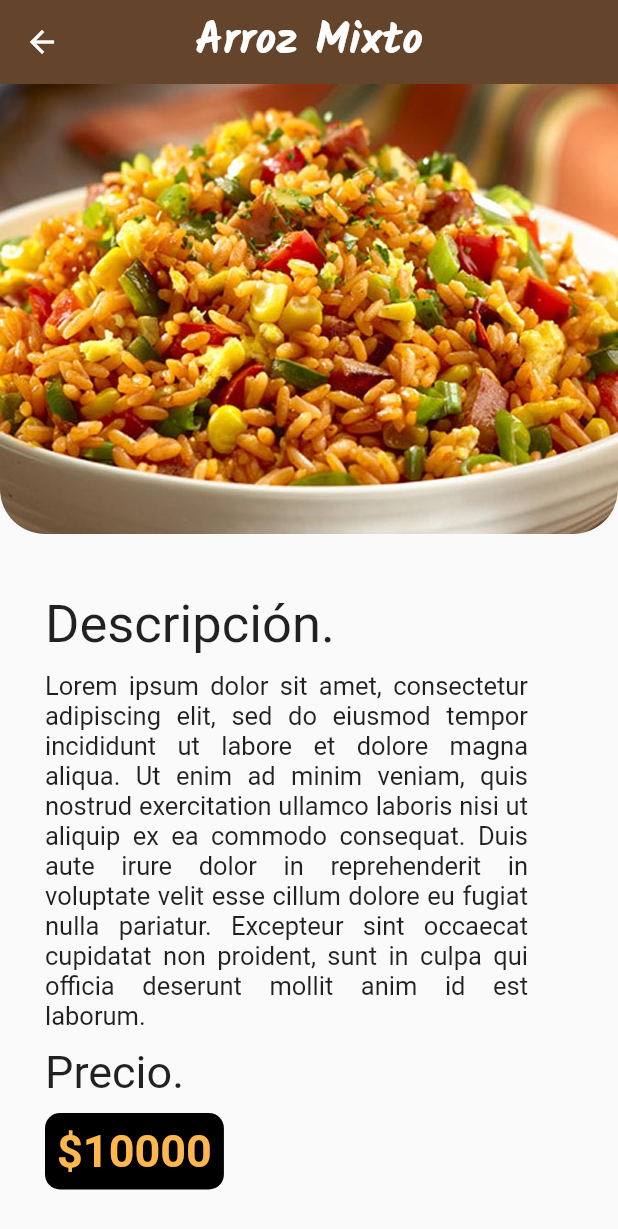
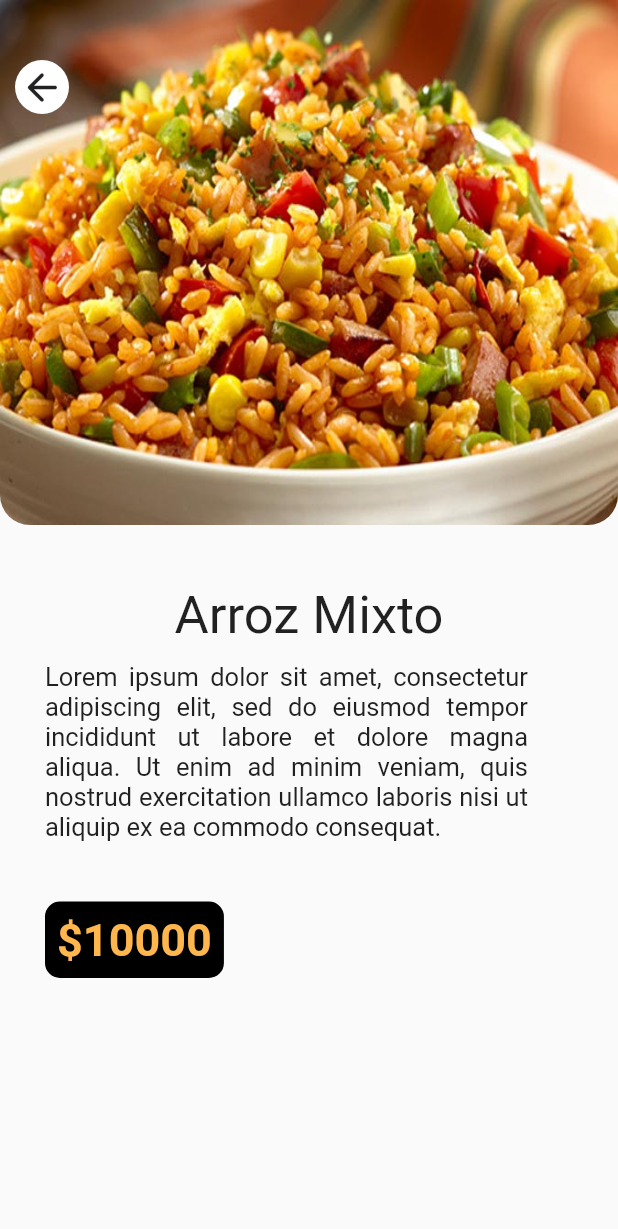
Before and after one commit to DiegoB276/menu---restaurant, a Flutter app: the DetailsPage screen opened directly with sample values from the repository, on a phone screen of 412 x 824 dp. Shown: the top 1229 px of the screen. Run offline on Flutter 3.47's test engine with Material 2 defaults, Android fonts, the phone set to English and light mode, and no system bars; our stand-ins replace google_fonts; Roboto replaces fonts that are missing (Rowdies).

Commit message:
mejoras de diseño

```diff
--- a/lib/models/food.dart
+++ b/lib/models/food.dart
@@ -14,31 +14,31 @@ List<Food> listFood = [
   Food(
       foodName: "Arroz Mixto",
       description:
-          "Lorem ipsum dolor sit amet, consectetur adipiscing elit, sed do eiusmod tempor incididunt ut labore et dolore magna aliqua. Ut enim ad minim veniam, quis nostrud exercitation ullamco laboris nisi ut aliquip ex ea commodo consequat. Duis aute irure dolor in reprehenderit in voluptate velit esse cillum dolore eu fugiat nulla pariatur. Excepteur sint occaecat cupidatat non proident, sunt in culpa qui officia deserunt mollit anim id est laborum.",
+          "Lorem ipsum dolor sit amet, consectetur adipiscing elit, sed do eiusmod tempor incididunt ut labore et dolore magna aliqua. Ut enim ad minim veniam, quis nostrud exercitation ullamco laboris nisi ut aliquip ex ea commodo consequat. ",
       price: 10000,
       pathImage: "asset/plato/arroz_mixto.jpg"),
   Food(
       foodName: "Spaguetti",
       description:
-          "Lorem ipsum dolor sit amet, consectetur adipiscing elit, sed do eiusmod tempor incididunt ut labore et dolore magna aliqua. Ut enim ad minim veniam, quis nostrud exercitation ullamco laboris nisi ut aliquip ex ea commodo consequat. Duis aute irure dolor in reprehenderit in voluptate velit esse cillum dolore eu fugiat nulla pariatur. Excepteur sint occaecat cupidatat non proident, sunt in culpa qui officia deserunt mollit anim id est laborum.",
+          "Lorem ipsum dolor sit amet, consectetur adipiscing elit, sed do eiusmod tempor incididunt ut labore et dolore magna aliqua. Ut enim ad minim veniam, quis nostrud exercitation ullamco laboris nisi ut aliquip ex ea commodo consequat. ",
       price: 15000,
       pathImage: "asset/plato/pasta.jpg"),
   Food(
       foodName: "Bandeja Paisa",
       description:
-          "Lorem ipsum dolor sit amet, consectetur adipiscing elit, sed do eiusmod tempor incididunt ut labore et dolore magna aliqua. Ut enim ad minim veniam, quis nostrud exercitation ullamco laboris nisi ut aliquip ex ea commodo consequat. Duis aute irure dolor in reprehenderit in voluptate velit esse cillum dolore eu fugiat nulla pariatur. Excepteur sint occaecat cupidatat non proident, sunt in culpa qui officia deserunt mollit anim id est laborum.",
+          "Lorem ipsum dolor sit amet, consectetur adipiscing elit, sed do eiusmod tempor incididunt ut labore et dolore magna aliqua. Ut enim ad minim veniam, quis nostrud exercitation ullamco laboris nisi ut aliquip ex ea commodo consequat. ",
       price: 25000,
       pathImage: "asset/plato/bandeja.jpg"),
   Food(
       foodName: "Carne Bistec",
       description:
-          "Lorem ipsum dolor sit amet, consectetur adipiscing elit, sed do eiusmod tempor incididunt ut labore et dolore magna aliqua. Ut enim ad minim veniam, quis nostrud exercitation ullamco laboris nisi ut aliquip ex ea commodo consequat. Duis aute irure dolor in reprehenderit in voluptate velit esse cillum dolore eu fugiat nulla pariatur. Excepteur sint occaecat cupidatat non proident, sunt in culpa qui officia deserunt mollit anim id est laborum.",
+          "Lorem ipsum dolor sit amet, consectetur adipiscing elit, sed do eiusmod tempor incididunt ut labore et dolore magna aliqua. Ut enim ad minim veniam, quis nostrud exercitation ullamco laboris nisi ut aliquip ex ea commodo consequat. ",
       price: 10000,
       pathImage: "asset/plato/bistec.jpg"),
   Food(
       foodName: "Pechuga Marinada",
       description:
-          "Lorem ipsum dolor sit amet, consectetur adipiscing elit, sed do eiusmod tempor incididunt ut labore et dolore magna aliqua. Ut enim ad minim veniam, quis nostrud exercitation ullamco laboris nisi ut aliquip ex ea commodo consequat. Duis aute irure dolor in reprehenderit in voluptate velit esse cillum dolore eu fugiat nulla pariatur. Excepteur sint occaecat cupidatat non proident, sunt in culpa qui officia deserunt mollit anim id est laborum.",
+          "Lorem ipsum dolor sit amet, consectetur adipiscing elit, sed do eiusmod tempor incididunt ut labore et dolore magna aliqua. Ut enim ad minim veniam, quis nostrud exercitation ullamco laboris nisi ut aliquip ex ea commodo consequat. ",
       price: 10000,
       pathImage: "asset/plato/tradicional.jpg"),
 ];
@@ -47,31 +47,31 @@ List<Food> listColdDrinks = [
   Food(
       foodName: "Malteada de Chocolate",
       description:
-          "Lorem ipsum dolor sit amet, consectetur adipiscing elit, sed do eiusmod tempor incididunt ut labore et dolore magna aliqua. Ut enim ad minim veniam, quis nostrud exercitation ullamco laboris nisi ut aliquip ex ea commodo consequat. Duis aute irure dolor in reprehenderit in voluptate velit esse cillum dolore eu fugiat nulla pariatur. Excepteur sint occaecat cupidatat non proident, sunt in culpa qui officia deserunt mollit anim id est laborum.",
+          "Lorem ipsum dolor sit amet, consectetur adipiscing elit, sed do eiusmod tempor incididunt ut labore et dolore magna aliqua. Ut enim ad minim veniam, quis nostrud exercitation ullamco laboris nisi ut aliquip ex ea commodo consequat. ",
       price: 4000,
       pathImage: "asset/cold_drinks/malteada_choco.jpg"),
   Food(
       foodName: "Malteada de Fresa",
       description:
-          "Lorem ipsum dolor sit amet, consectetur adipiscing elit, sed do eiusmod tempor incididunt ut labore et dolore magna aliqua. Ut enim ad minim veniam, quis nostrud exercitation ullamco laboris nisi ut aliquip ex ea commodo consequat. Duis aute irure dolor in reprehenderit in voluptate velit esse cillum dolore eu fugiat nulla pariatur. Excepteur sint occaecat cupidatat non proident, sunt in culpa qui officia deserunt mollit anim id est laborum.",
+          "Lorem ipsum dolor sit amet, consectetur adipiscing elit, sed do eiusmod tempor incididunt ut labore et dolore magna aliqua. Ut enim ad minim veniam, quis nostrud exercitation ullamco laboris nisi ut aliquip ex ea commodo consequat. ",
       price: 4000,
       pathImage: "asset/cold_drinks/malteada_fresa.jpg"),
   Food(
       foodName: "Jugo de Guanabana",
       description:
-          "Lorem ipsum dolor sit amet, consectetur adipiscing elit, sed do eiusmod tempor incididunt ut labore et dolore magna aliqua. Ut enim ad minim veniam, quis nostrud exercitation ullamco laboris nisi ut aliquip ex ea commodo consequat. Duis aute irure dolor in reprehenderit in voluptate velit esse cillum dolore eu fugiat nulla pariatur. Excepteur sint occaecat cupidatat non proident, sunt in culpa qui officia deserunt mollit anim id est laborum.",
+          "Lorem ipsum dolor sit amet, consectetur adipiscing elit, sed do eiusmod tempor incididunt ut labore et dolore magna aliqua. Ut enim ad minim veniam, quis nostrud exercitation ullamco laboris nisi ut aliquip ex ea commodo consequat. ",
       price: 2500,
       pathImage: "asset/cold_drinks/guanabana.jpg"),
   Food(
       foodName: "Gaseosa 500ml",
       description:
-          "Lorem ipsum dolor sit amet, consectetur adipiscing elit, sed do eiusmod tempor incididunt ut labore et dolore magna aliqua. Ut enim ad minim veniam, quis nostrud exercitation ullamco laboris nisi ut aliquip ex ea commodo consequat. Duis aute irure dolor in reprehenderit in voluptate velit esse cillum dolore eu fugiat nulla pariatur. Excepteur sint occaecat cupidatat non proident, sunt in culpa qui officia deserunt mollit anim id est laborum.",
+          "Lorem ipsum dolor sit amet, consectetur adipiscing elit, sed do eiusmod tempor incididunt ut labore et dolore magna aliqua. Ut enim ad minim veniam, quis nostrud exercitation ullamco laboris nisi ut aliquip ex ea commodo consequat. ",
       price: 1500,
       pathImage: "asset/cold_drinks/gaseosa.jpg"),
   Food(
       foodName: "Copa de Champaña",
       description:
-          "Lorem ipsum dolor sit amet, consectetur adipiscing elit, sed do eiusmod tempor incididunt ut labore et dolore magna aliqua. Ut enim ad minim veniam, quis nostrud exercitation ullamco laboris nisi ut aliquip ex ea commodo consequat. Duis aute irure dolor in reprehenderit in voluptate velit esse cillum dolore eu fugiat nulla pariatur. Excepteur sint occaecat cupidatat non proident, sunt in culpa qui officia deserunt mollit anim id est laborum.",
+          "Lorem ipsum dolor sit amet, consectetur adipiscing elit, sed do eiusmod tempor incididunt ut labore et dolore magna aliqua. Ut enim ad minim veniam, quis nostrud exercitation ullamco laboris nisi ut aliquip ex ea commodo consequat. ",
       price: 5000,
       pathImage: "asset/cold_drinks/champ.jpg"),
 ];
@@ -80,31 +80,31 @@ List<Food> listHotDrinks = [
   Food(
       foodName: "Capuccino",
       description:
-          "Lorem ipsum dolor sit amet, consectetur adipiscing elit, sed do eiusmod tempor incididunt ut labore et dolore magna aliqua. Ut enim ad minim veniam, quis nostrud exercitation ullamco laboris nisi ut aliquip ex ea commodo consequat. Duis aute irure dolor in reprehenderit in voluptate velit esse cillum dolore eu fugiat nulla pariatur. Excepteur sint occaecat cupidatat non proident, sunt in culpa qui officia deserunt mollit anim id est laborum.",
+          "Lorem ipsum dolor sit amet, consectetur adipiscing elit, sed do eiusmod tempor incididunt ut labore et dolore magna aliqua. Ut enim ad minim veniam, quis nostrud exercitation ullamco laboris nisi ut aliquip ex ea commodo consequat. ",
       price: 4000,
       pathImage: "asset/hot_drinks/capuccino.jpg"),
   Food(
       foodName: "Latte",
       description:
-          "Lorem ipsum dolor sit amet, consectetur adipiscing elit, sed do eiusmod tempor incididunt ut labore et dolore magna aliqua. Ut enim ad minim veniam, quis nostrud exercitation ullamco laboris nisi ut aliquip ex ea commodo consequat. Duis aute irure dolor in reprehenderit in voluptate velit esse cillum dolore eu fugiat nulla pariatur. Excepteur sint occaecat cupidatat non proident, sunt in culpa qui officia deserunt mollit anim id est laborum.",
+          "Lorem ipsum dolor sit amet, consectetur adipiscing elit, sed do eiusmod tempor incididunt ut labore et dolore magna aliqua. Ut enim ad minim veniam, quis nostrud exercitation ullamco laboris nisi ut aliquip ex ea commodo consequat. ",
       price: 4000,
       pathImage: "asset/hot_drinks/latte.jpg"),
   Food(
       foodName: "Té Verde Matcha",
       description:
-          "Lorem ipsum dolor sit amet, consectetur adipiscing elit, sed do eiusmod tempor incididunt ut labore et dolore magna aliqua. Ut enim ad minim veniam, quis nostrud exercitation ullamco laboris nisi ut aliquip ex ea commodo consequat. Duis aute irure dolor in reprehenderit in voluptate velit esse cillum dolore eu fugiat nulla pariatur. Excepteur sint occaecat cupidatat non proident, sunt in culpa qui officia deserunt mollit anim id est laborum.",
+          "Lorem ipsum dolor sit amet, consectetur adipiscing elit, sed do eiusmod tempor incididunt ut labore et dolore magna aliqua. Ut enim ad minim veniam, quis nostrud exercitation ullamco laboris nisi ut aliquip ex ea commodo consequat. ",
       price: 2500,
       pathImage: "asset/hot_drinks/te_verde.jpg"),
   Food(
       foodName: "Té de Manzanilla",
       description:
-          "Lorem ipsum dolor sit amet, consectetur adipiscing elit, sed do eiusmod tempor incididunt ut labore et dolore magna aliqua. Ut enim ad minim veniam, quis nostrud exercitation ullamco laboris nisi ut aliquip ex ea commodo consequat. Duis aute irure dolor in reprehenderit in voluptate velit esse cillum dolore eu fugiat nulla pariatur. Excepteur sint occaecat cupidatat non proident, sunt in culpa qui officia deserunt mollit anim id est laborum.",
+          "Lorem ipsum dolor sit amet, consectetur adipiscing elit, sed do eiusmod tempor incididunt ut labore et dolore magna aliqua. Ut enim ad minim veniam, quis nostrud exercitation ullamco laboris nisi ut aliquip ex ea commodo consequat. ",
       price: 2500,
       pathImage: "asset/hot_drinks/te_manzanilla.jpg"),
   Food(
       foodName: "Chocolate con Malvaviscos",
       description:
-          "Lorem ipsum dolor sit amet, consectetur adipiscing elit, sed do eiusmod tempor incididunt ut labore et dolore magna aliqua. Ut enim ad minim veniam, quis nostrud exercitation ullamco laboris nisi ut aliquip ex ea commodo consequat. Duis aute irure dolor in reprehenderit in voluptate velit esse cillum dolore eu fugiat nulla pariatur. Excepteur sint occaecat cupidatat non proident, sunt in culpa qui officia deserunt mollit anim id est laborum.",
+          "Lorem ipsum dolor sit amet, consectetur adipiscing elit, sed do eiusmod tempor incididunt ut labore et dolore magna aliqua. Ut enim ad minim veniam, quis nostrud exercitation ullamco laboris nisi ut aliquip ex ea commodo consequat. ",
       price: 2500,
       pathImage: "asset/hot_drinks/chocolate_malva.jpg"),
 ];
@@ -113,31 +113,31 @@ List<Food> listCakes = [
   Food(
       foodName: "Beso Apasionado",
       description:
-          "Lorem ipsum dolor sit amet, consectetur adipiscing elit, sed do eiusmod tempor incididunt ut labore et dolore magna aliqua. Ut enim ad minim veniam, quis nostrud exercitation ullamco laboris nisi ut aliquip ex ea commodo consequat. Duis aute irure dolor in reprehenderit in voluptate velit esse cillum dolore eu fugiat nulla pariatur. Excepteur sint occaecat cupidatat non proident, sunt in culpa qui officia deserunt mollit anim id est laborum.",
+          "Lorem ipsum dolor sit amet, consectetur adipiscing elit, sed do eiusmod tempor incididunt ut labore et dolore magna aliqua. Ut enim ad minim veniam, quis nostrud exercitation ullamco laboris nisi ut aliquip ex ea commodo consequat. ",
       price: 5000,
       pathImage: "asset/cake/beso_apasionado.jpg"),
   Food(
       foodName: "Postre Francés",
       description:
-          "Lorem ipsum dolor sit amet, consectetur adipiscing elit, sed do eiusmod tempor incididunt ut labore et dolore magna aliqua. Ut enim ad minim veniam, quis nostrud exercitation ullamco laboris nisi ut aliquip ex ea commodo consequat. Duis aute irure dolor in reprehenderit in voluptate velit esse cillum dolore eu fugiat nulla pariatur. Excepteur sint occaecat cupidatat non proident, sunt in culpa qui officia deserunt mollit anim id est laborum.",
+          "Lorem ipsum dolor sit amet, consectetur adipiscing elit, sed do eiusmod tempor incididunt ut labore et dolore magna aliqua. Ut enim ad minim veniam, quis nostrud exercitation ullamco laboris nisi ut aliquip ex ea commodo consequat. ",
       price: 7000,
       pathImage: "asset/cake/postre_frances.jpg"),
   Food(
       foodName: "JCréme Brûlée",
       description:
-          "Lorem ipsum dolor sit amet, consectetur adipiscing elit, sed do eiusmod tempor incididunt ut labore et dolore magna aliqua. Ut enim ad minim veniam, quis nostrud exercitation ullamco laboris nisi ut aliquip ex ea commodo consequat. Duis aute irure dolor in reprehenderit in voluptate velit esse cillum dolore eu fugiat nulla pariatur. Excepteur sint occaecat cupidatat non proident, sunt in culpa qui officia deserunt mollit anim id est laborum.",
+          "Lorem ipsum dolor sit amet, consectetur adipiscing elit, sed do eiusmod tempor incididunt ut labore et dolore magna aliqua. Ut enim ad minim veniam, quis nostrud exercitation ullamco laboris nisi ut aliquip ex ea commodo consequat. ",
       price: 10000,
       pathImage: "asset/cake/jcreme.jpg"),
   Food(
       foodName: "Macarrons de Frambuesa",
       description:
-          "Lorem ipsum dolor sit amet, consectetur adipiscing elit, sed do eiusmod tempor incididunt ut labore et dolore magna aliqua. Ut enim ad minim veniam, quis nostrud exercitation ullamco laboris nisi ut aliquip ex ea commodo consequat. Duis aute irure dolor in reprehenderit in voluptate velit esse cillum dolore eu fugiat nulla pariatur. Excepteur sint occaecat cupidatat non proident, sunt in culpa qui officia deserunt mollit anim id est laborum.",
+          "Lorem ipsum dolor sit amet, consectetur adipiscing elit, sed do eiusmod tempor incididunt ut labore et dolore magna aliqua. Ut enim ad minim veniam, quis nostrud exercitation ullamco laboris nisi ut aliquip ex ea commodo consequat. ",
       price: 7000,
       pathImage: "asset/cake/macarrons.jpg"),
   Food(
       foodName: "Mouse de Vainilla y Fresa",
       description:
-          "Lorem ipsum dolor sit amet, consectetur adipiscing elit, sed do eiusmod tempor incididunt ut labore et dolore magna aliqua. Ut enim ad minim veniam, quis nostrud exercitation ullamco laboris nisi ut aliquip ex ea commodo consequat. Duis aute irure dolor in reprehenderit in voluptate velit esse cillum dolore eu fugiat nulla pariatur. Excepteur sint occaecat cupidatat non proident, sunt in culpa qui officia deserunt mollit anim id est laborum.",
+          "Lorem ipsum dolor sit amet, consectetur adipiscing elit, sed do eiusmod tempor incididunt ut labore et dolore magna aliqua. Ut enim ad minim veniam, quis nostrud exercitation ullamco laboris nisi ut aliquip ex ea commodo consequat. ",
       price: 10000,
       pathImage: "asset/cake/mouse.jpg"),
 ];
--- a/lib/pages/cake_page.dart
+++ b/lib/pages/cake_page.dart
@@ -24,9 +24,7 @@ class _CakePageState extends State<CakePage> {
         centerTitle: true,
       ),
       drawer: const MyDrawer(),
-      body: Padding(
-        padding: const EdgeInsets.only(left: 20, top: 20, right: 20),
-        child: ListView.builder(
+      body: ListView.builder(
         itemCount: listCakes.length,
         itemBuilder: (BuildContext context, int index) {
           Food food = listCakes[index];
@@ -47,7 +45,6 @@ class _CakePageState extends State<CakePage> {
           );
         },
       ),
-      ),
     );
   }
 }
--- a/lib/pages/cold_drings_page.dart
+++ b/lib/pages/cold_drings_page.dart
@@ -26,9 +26,7 @@ class _ColdDrinksPageState extends State<ColdDrinksPage> {
       //Drawer AppBar
       drawer: const MyDrawer(),
 
-      body: Padding(
-        padding: const EdgeInsets.only(left: 20, top: 20, right: 20),
-        child: ListView.builder(
+      body: ListView.builder(
         itemCount: listColdDrinks.length,
         itemBuilder: (BuildContext context, int index) {
           Food food = listColdDrinks[index];
@@ -49,7 +47,6 @@ class _ColdDrinksPageState extends State<ColdDrinksPage> {
           );
         },
       ),
-      ),
     );
   }
 }
--- a/lib/pages/details_page.dart
+++ b/lib/pages/details_page.dart
@@ -9,7 +9,7 @@ class DetailsPage extends StatelessWidget {
   @override
   Widget build(BuildContext context) {
     return Scaffold(
-      appBar: AppBar(
+      /*appBar: AppBar(
         backgroundColor: const Color.fromARGB(255, 100, 69, 43),
         elevation: 0,
         title: Text(
@@ -17,18 +17,20 @@ class DetailsPage extends StatelessWidget {
           style: GoogleFonts.kalam(fontSize: 30, fontWeight: FontWeight.bold),
         ),
         centerTitle: true,
-      ),
+      ),*/
       body: SingleChildScrollView(
         child: Column(
           crossAxisAlignment: CrossAxisAlignment.start,
           children: [
+            Stack(
+              children: [
                 SizedBox(
-              height: 300,
+                  height: 350,
                   width: MediaQuery.of(context).size.width,
                   child: ClipRRect(
                     borderRadius: const BorderRadius.only(
-                  bottomLeft: Radius.circular(30),
-                  bottomRight: Radius.circular(30),
+                      bottomLeft: Radius.circular(20),
+                      bottomRight: Radius.circular(20),
                     ),
                     child: Image.asset(
                       food.pathImage,
@@ -36,16 +38,40 @@ class DetailsPage extends StatelessWidget {
                     ),
                   ),
                 ),
+                Positioned(
+                  top: 40,
+                  left: 10,
+                  child: GestureDetector(
+                    onTap: () {
+                      Navigator.of(context).pop();
+                    },
+                    child: Container(
+                      decoration: BoxDecoration(
+                        color: Colors.white,
+                        borderRadius: BorderRadius.circular(100),
+                      ),
+                      child: const Padding(
+                        padding: EdgeInsets.all(3),
+                        child: Icon(
+                          Icons.arrow_back_rounded,
+                          size: 30,
+                        ),
+                      ),
+                    ),
+                  ),
+                ),
+              ],
+            ),
             const SizedBox(
               height: 40,
             ),
             Padding(
               padding: const EdgeInsets.symmetric(horizontal: 30),
               child: Column(
-                crossAxisAlignment: CrossAxisAlignment.start,
+                crossAxisAlignment: CrossAxisAlignment.center,
                 children: [
                   Text(
-                    "Descripción.",
+                    food.foodName,
                     style: GoogleFonts.rowdies(
                       fontSize: 35,
                     ),
@@ -64,15 +90,16 @@ class DetailsPage extends StatelessWidget {
                   const SizedBox(
                     height: 10,
                   ),
-                  Text(
-                    "Precio.",
-                    style: GoogleFonts.rowdies(
-                      fontSize: 30,
+                ],
               ),
             ),
             const SizedBox(
-                    height: 10,
+              height: 30,
             ),
+            Padding(
+              padding: const EdgeInsets.symmetric(horizontal: 30),
+              child: Column(
+                children: [
                   Container(
                     decoration: BoxDecoration(
                         color: Colors.black,
--- a/lib/pages/hot_drinks_page.dart
+++ b/lib/pages/hot_drinks_page.dart
@@ -25,9 +25,7 @@ class _HotDrinksPageState extends State<HotDrinksPage> {
         centerTitle: true,
       ),
       drawer: const MyDrawer(),
-      body: Padding(
-        padding: const EdgeInsets.only(left: 20, top: 20, right: 20),
-        child: ListView.builder(
+      body: ListView.builder(
         itemCount: listHotDrinks.length,
         itemBuilder: (BuildContext context, int index) {
           Food food = listHotDrinks[index];
@@ -48,7 +46,6 @@ class _HotDrinksPageState extends State<HotDrinksPage> {
           );
         },
       ),
-      ),
     );
   }
 }
--- a/lib/pages/menu.dart
+++ b/lib/pages/menu.dart
@@ -21,9 +21,7 @@ class AppMenu extends StatelessWidget {
       ),
       //Drawer AppBar
       drawer: const MyDrawer(),
-      body: Padding(
-        padding: const EdgeInsets.only(left: 20, top: 20, right: 20),
-        child: ListView.builder(
+      body: ListView.builder(
         itemCount: listFood.length,
         itemBuilder: (BuildContext context, int index) {
           Food food = listFood[index];
@@ -44,7 +42,6 @@ class AppMenu extends StatelessWidget {
           );
         },
       ),
-      ),
     );
   }
 }
--- a/lib/pages/splash_screen.dart
+++ b/lib/pages/splash_screen.dart
@@ -12,7 +12,6 @@ class SplashScreen extends StatefulWidget {
 class _SplashScreenState extends State<SplashScreen> {
   @override
   void initState() {
-    // TODO: implement initState
     super.initState();
 
     Future.delayed(const Duration(seconds: 5)).then(
```
Also changed, not shown: lib/widget/product_tile.dart (+16 -7 lines), pubspec.lock, 1 other file. Lines whose indentation alone changed are shown as unchanged.
